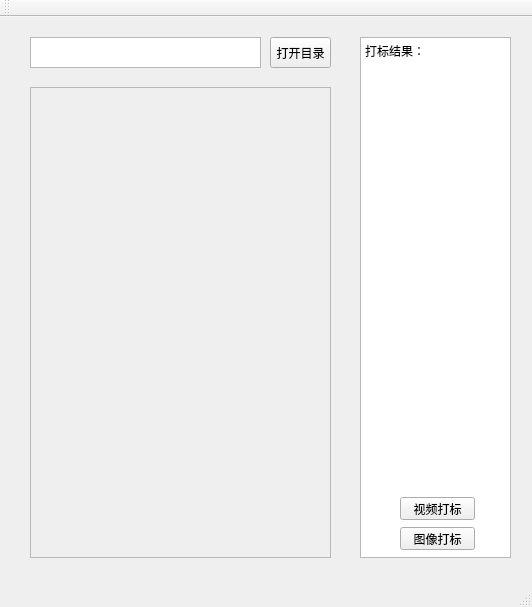
Before: the Qt Designer form mainwindow.ui in hust-diangroup/LabelMark, drawn with Qt 5.
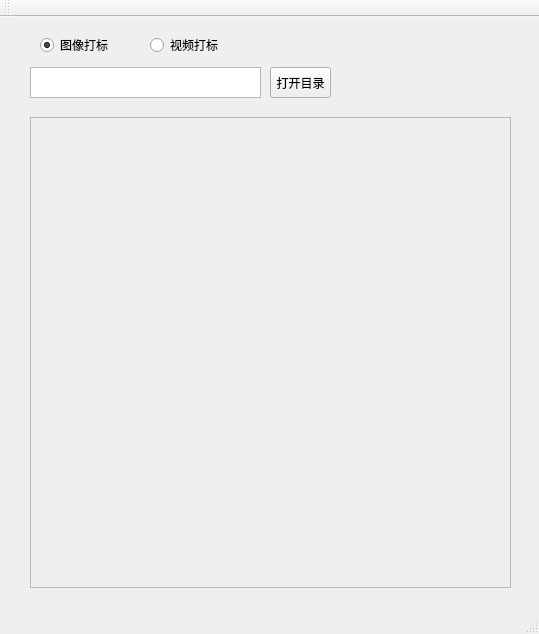
After: the same form once the commit is applied.

Patch:
```diff
--- a/mainwindow.ui
+++ b/mainwindow.ui
@@ -6,38 +6,20 @@
    <rect>
     <x>0</x>
     <y>0</y>
-    <width>532</width>
-    <height>607</height>
+    <width>539</width>
+    <height>634</height>
    </rect>
   </property>
   <property name="windowTitle">
    <string>MainWindow</string>
   </property>
   <widget class="QWidget" name="centralWidget">
-   <widget class="QTextEdit" name="textEdit">
-    <property name="geometry">
-     <rect>
-      <x>360</x>
-      <y>20</y>
-      <width>151</width>
-      <height>521</height>
-     </rect>
-    </property>
-    <property name="html">
-     <string>&lt;!DOCTYPE HTML PUBLIC &quot;-//W3C//DTD HTML 4.0//EN&quot; &quot;http://www.w3.org/TR/REC-html40/strict.dtd&quot;&gt;
-&lt;html&gt;&lt;head&gt;&lt;meta name=&quot;qrichtext&quot; content=&quot;1&quot; /&gt;&lt;style type=&quot;text/css&quot;&gt;
-p, li { white-space: pre-wrap; }
-&lt;/style&gt;&lt;/head&gt;&lt;body style=&quot; font-family:'SimSun'; font-size:9pt; font-weight:400; font-style:normal;&quot;&gt;
-&lt;p style=&quot; margin-top:0px; margin-bottom:0px; margin-left:0px; margin-right:0px; -qt-block-indent:0; text-indent:0px;&quot;&gt;打标结果：&lt;/p&gt;
-&lt;p style=&quot;-qt-paragraph-type:empty; margin-top:0px; margin-bottom:0px; margin-left:0px; margin-right:0px; -qt-block-indent:0; text-indent:0px;&quot;&gt;&lt;br /&gt;&lt;/p&gt;&lt;/body&gt;&lt;/html&gt;</string>
-    </property>
-   </widget>
    <widget class="QScrollArea" name="scrollArea">
     <property name="geometry">
      <rect>
       <x>30</x>
-      <y>70</y>
-      <width>301</width>
+      <y>100</y>
+      <width>481</width>
       <height>471</height>
      </rect>
     </property>
@@ -49,7 +31,7 @@
       <rect>
        <x>0</x>
        <y>0</y>
-       <width>299</width>
+       <width>479</width>
        <height>469</height>
       </rect>
      </property>
@@ -59,7 +41,7 @@
     <property name="geometry">
      <rect>
       <x>270</x>
-      <y>20</y>
+      <y>50</y>
       <width>61</width>
       <height>31</height>
      </rect>
@@ -72,37 +54,40 @@
     <property name="geometry">
      <rect>
       <x>30</x>
-      <y>20</y>
+      <y>50</y>
       <width>231</width>
       <height>31</height>
      </rect>
     </property>
    </widget>
-   <widget class="QPushButton" name="pushButton">
+   <widget class="QRadioButton" name="radioButton">
     <property name="geometry">
      <rect>
-      <x>400</x>
-      <y>480</y>
-      <width>75</width>
-      <height>23</height>
-     </rect>
-    </property>
-    <property name="text">
-     <string>视频打标</string>
-    </property>
-   </widget>
-   <widget class="QPushButton" name="pushButton_2">
-    <property name="geometry">
-     <rect>
-      <x>400</x>
-      <y>510</y>
-      <width>75</width>
-      <height>23</height>
+      <x>40</x>
+      <y>20</y>
+      <width>89</width>
+      <height>16</height>
      </rect>
     </property>
     <property name="text">
      <string>图像打标</string>
     </property>
+    <property name="checked">
+     <bool>true</bool>
+    </property>
+   </widget>
+   <widget class="QRadioButton" name="radioButton_2">
+    <property name="geometry">
+     <rect>
+      <x>150</x>
+      <y>20</y>
+      <width>89</width>
+      <height>16</height>
+     </rect>
+    </property>
+    <property name="text">
+     <string>视频打标</string>
+    </property>
    </widget>
   </widget>
   <widget class="QMenuBar" name="menuBar">
```
Left out of the diff: 6 changed lines with no effect on the pictures.
